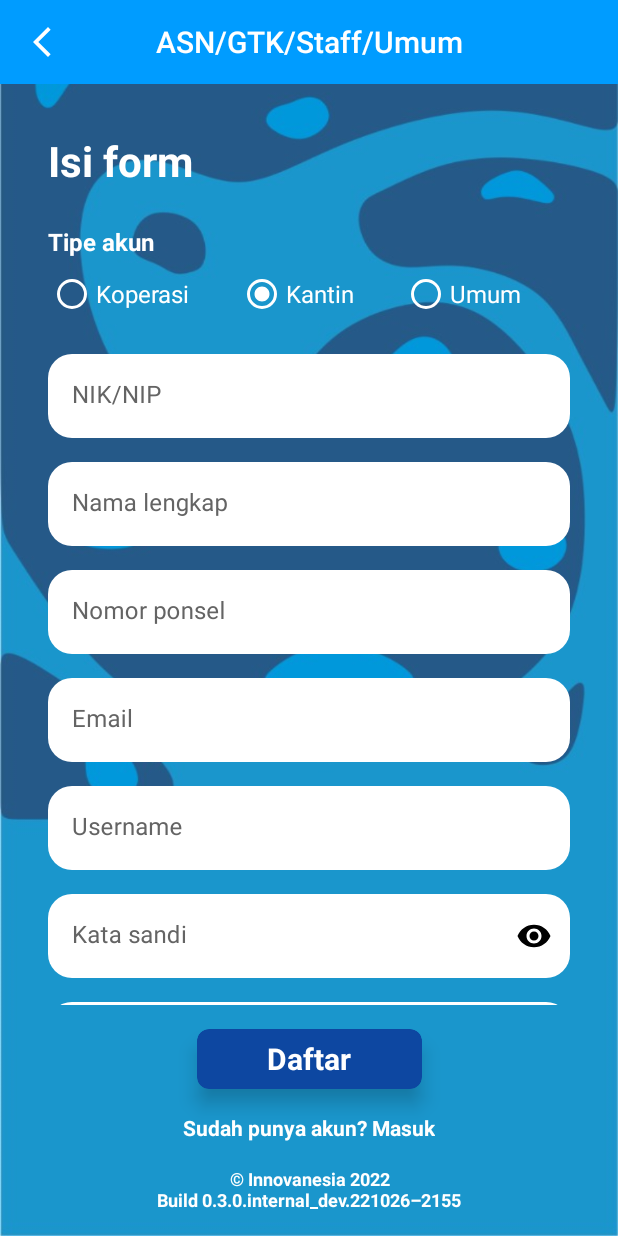
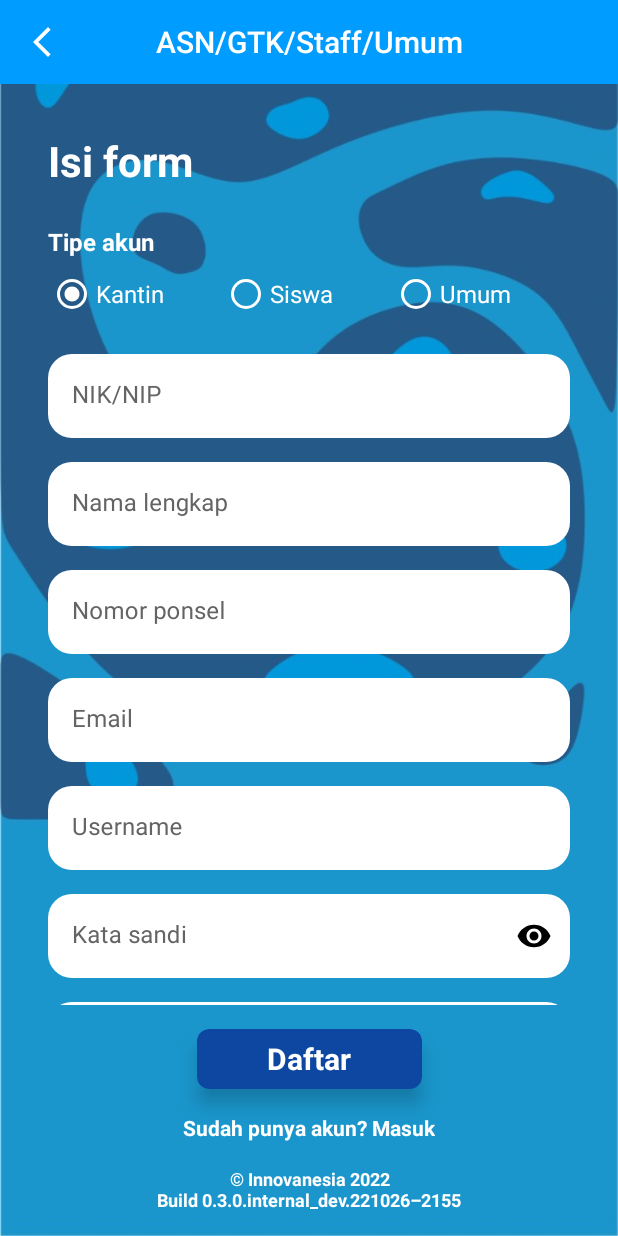
Before and after one commit to innovanesia/KanDigNas, an Android app: the RegisterActivity screen opened directly, with no data from a screen before it, after a tap on "Kantin", on a phone screen of 412 x 824 dp. Run offline under Robolectric (Android 15) with nearby library versions, the phone set to English and light mode, and no system bars; our stand-ins replace Firebase (no records; nobody signed in at launch, a user with empty details on screens opened directly); 2 other taps on this screen came first.

Commit message:
update new form

```diff
--- a/app/src/main/res/layout/general_account_form.xml
+++ b/app/src/main/res/layout/general_account_form.xml
@@ -76,17 +76,6 @@
                 app:layout_constraintTop_toBottomOf="@+id/type_text">
 
                 <RadioButton
-                    android:id="@+id/koperasi_type"
-                    android:layout_width="wrap_content"
-                    android:layout_height="wrap_content"
-                    android:layout_weight="1"
-                    android:buttonTint="@color/white"
-                    android:text="Koperasi"
-                    android:textColor="@color/white"
-                    android:textSize="16sp"
-                    tools:ignore="HardcodedText,TextContrastCheck" />
-
-                <RadioButton
                     android:id="@+id/kantin_type"
                     android:layout_width="wrap_content"
                     android:layout_height="wrap_content"
@@ -96,6 +85,17 @@
                     android:textColor="@color/white"
                     android:textSize="16sp"
                     tools:ignore="HardcodedText,TextContrastCheck" />
+
+                <RadioButton
+                    android:id="@+id/radioButton"
+                    android:layout_width="wrap_content"
+                    android:layout_height="wrap_content"
+                    android:layout_weight="1"
+                    android:buttonTint="@color/white"
+                    android:text="Siswa"
+                    android:textColor="@color/white"
+                    android:textSize="16sp"
+                    tools:ignore="HardcodedText" />
 
                 <RadioButton
                     android:id="@+id/umum_type"
```
